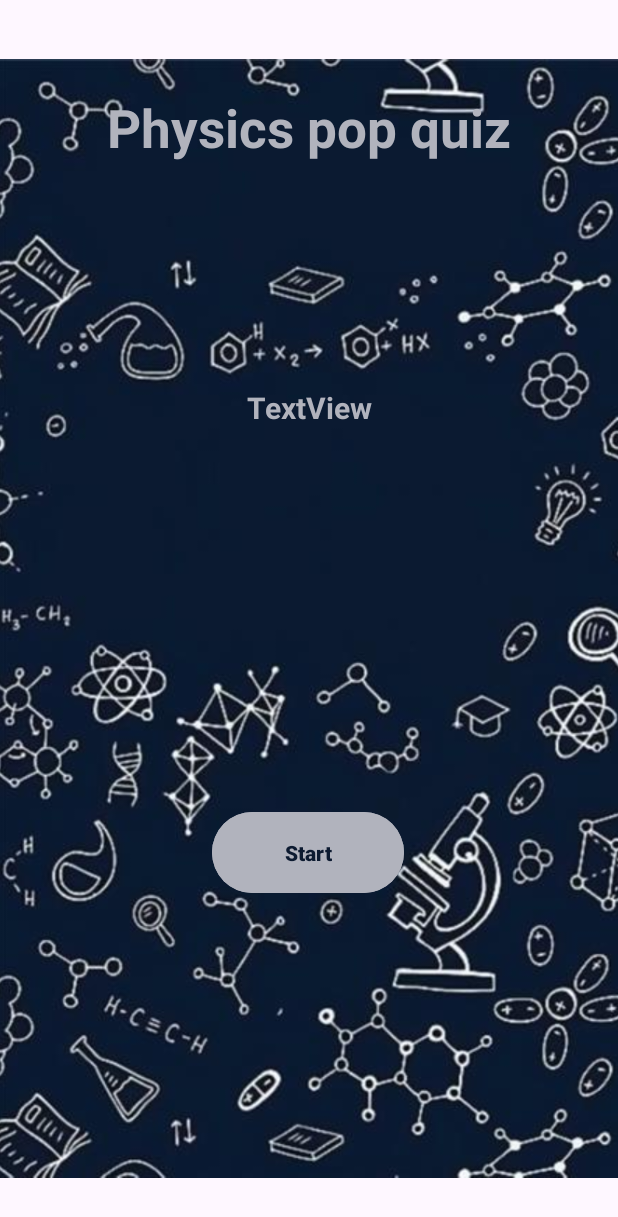
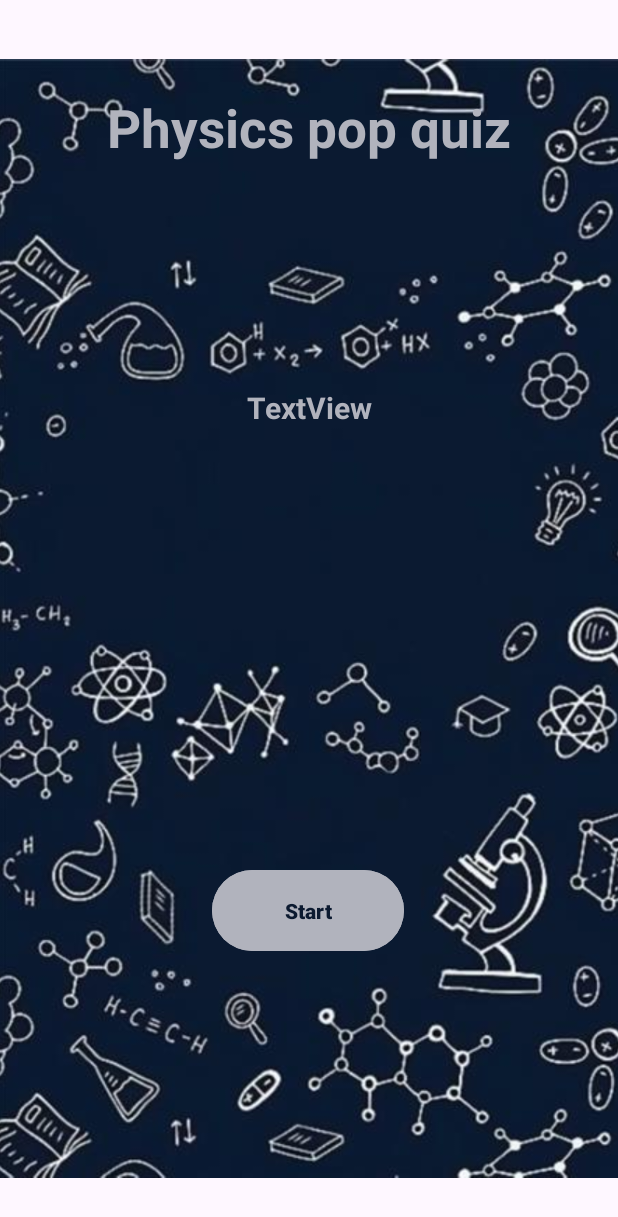
Before and after one commit to LivGish/IMADA2, an Android app: the screen it shows after launch (MainActivity), on a phone screen of 412 x 824 dp. Shown: the top 1217 px of the screen. Run offline under Robolectric (Android 15) with nearby library versions, the light colour scheme and no system bars.

Commit message:
activity_main.xml updated (wallpaper edited to fit better with the Button and TextViews)

```diff
--- a/app/src/main/res/layout/activity_main.xml
+++ b/app/src/main/res/layout/activity_main.xml
@@ -30,7 +30,7 @@
         app:layout_constraintHorizontal_bias="0.498"
         app:layout_constraintStart_toStartOf="parent"
         app:layout_constraintTop_toTopOf="parent"
-        app:layout_constraintVertical_bias="0.705" />
+        app:layout_constraintVertical_bias="0.756" />
 
     <TextView
         android:id="@+id/txtHeading"
```
Also changed, not shown: app/src/main/res/drawable/wallpaper.jpg.
